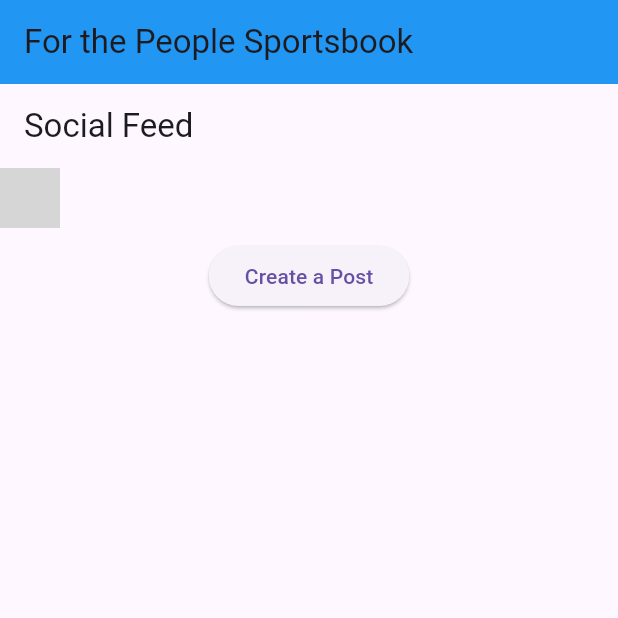
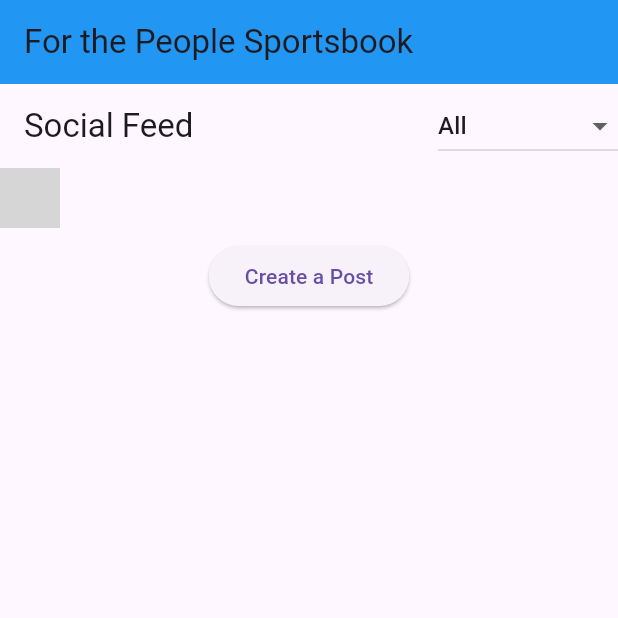
Before and after one commit to SukhiM/FTPSportsbook, a Flutter app: the screen it shows once a user with an empty profile is signed in, item 3 of the bottom bar chosen, on a phone screen of 412 x 824 dp, the top half of it. Run offline on Flutter 3.47's test engine with Material 3 defaults, Android fonts, the phone set to English and light mode, and no system bars; our stand-ins replace cloud_firestore, firebase_auth, firebase_core, firebase_storage, flutter_svg, image_picker and 1 more; accounts and stored records are empty; network calls fail; project files that could hold a hidden picture were left out; grey boxes are pictures that could not be loaded.

Commit message:
Allows User to Filter Post on Social Feed.

```diff
--- a/ftp_app/lib/views/feed_view.dart
+++ b/ftp_app/lib/views/feed_view.dart
@@ -4,7 +4,7 @@ import 'package:intl/intl.dart';
 import 'package:timezone/timezone.dart' as tz;
 import 'package:timezone/data/latest.dart' as tz;
 import 'package:firebase_auth/firebase_auth.dart';
-
+enum FeedCategory {All, WinningBets, LosingBets }
 class SocialFeed extends StatefulWidget {
   @override
   _SocialFeedState createState() => _SocialFeedState();
@@ -26,6 +26,8 @@ class _SocialFeedState extends State<SocialFeed> {
     var now = tz.TZDateTime.from(timestamp.toDate(), estZone);
     return DateFormat('MM-dd HH:mm').format(now);
   }
+
+  FeedCategory selectedCategory = FeedCategory.All;
 
   // Popup for creating posts
   void _openPostCreationPopup(BuildContext context) async {
@@ -137,6 +139,31 @@ Widget build(BuildContext context) {
   return Scaffold(
     appBar: AppBar(
       title: Text("Social Feed"),
+      actions: [
+        // Dropdown button for category selection
+        DropdownButton<FeedCategory>(
+          value: selectedCategory,
+          onChanged: (FeedCategory? value) {
+            setState(() {
+              selectedCategory = value!;
+             });
+          },
+          items: [
+            DropdownMenuItem(
+              value: FeedCategory.All,
+              child: Text('All'),
+             ),
+            DropdownMenuItem(
+              value: FeedCategory.WinningBets,
+              child: Text('Winning Bets'),
+             ),
+             DropdownMenuItem(
+               value: FeedCategory.LosingBets,
+               child: Text('Losing Bets'),
+               ),
+              ],
+            ),
+      ],
     ),
     body: Column(
       children: [
@@ -167,7 +194,19 @@ Widget build(BuildContext context) {
                 }
 
                 final feedItems = snapshot.data!.docs;
+               // Filter feed items based on selected category
+                var filteredFeedItems = feedItems.where((feedItem) {
+                var type = feedItem['type'];
 
+                if (selectedCategory == FeedCategory.All) {
+                return true;
+               } else if (selectedCategory == FeedCategory.WinningBets) {
+                 return type == 'betslip' && feedItem['payout'] > 0;
+               } else if (selectedCategory == FeedCategory.LosingBets) {
+                  return type == 'betslip' && feedItem['payout'] <= 0;
+               }
+                return false;
+               }).toList();
                 return ListView.builder(
                   itemCount: feedItems.length,
                   itemBuilder: (context, index) {
```
Also changed, not shown: ftp_app/pubspec.lock, 1 other file.
